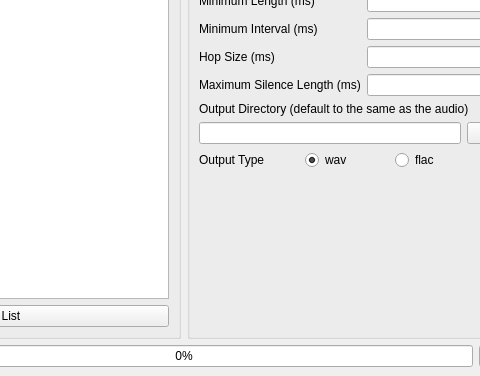
The window that gui/ui_mainwindow.ui (flutydeer/audio-slicer) describes before a commit, drawn with Qt 5; both pictures show x 200 to 680 and y 104 to 480 of the 768 by 480 pixel window.
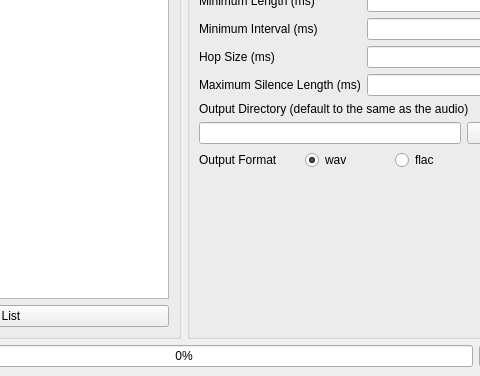
The same window after the commit.

Commit message: change type to format

```diff
--- a/gui/ui_mainwindow.ui
+++ b/gui/ui_mainwindow.ui
@@ -218,7 +218,7 @@
            <item>
             <widget class="QLabel" name="label">
              <property name="text">
-              <string>Output Type</string>
+              <string>Output Format</string>
              </property>
             </widget>
            </item>
```
The commit also changes 1 other file.
